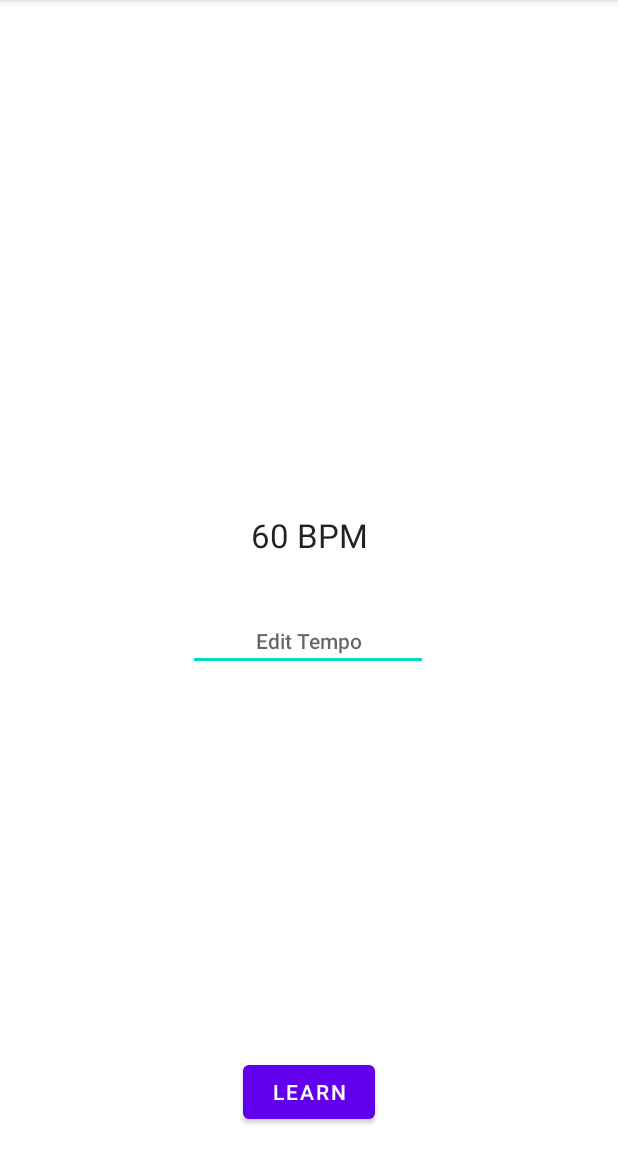
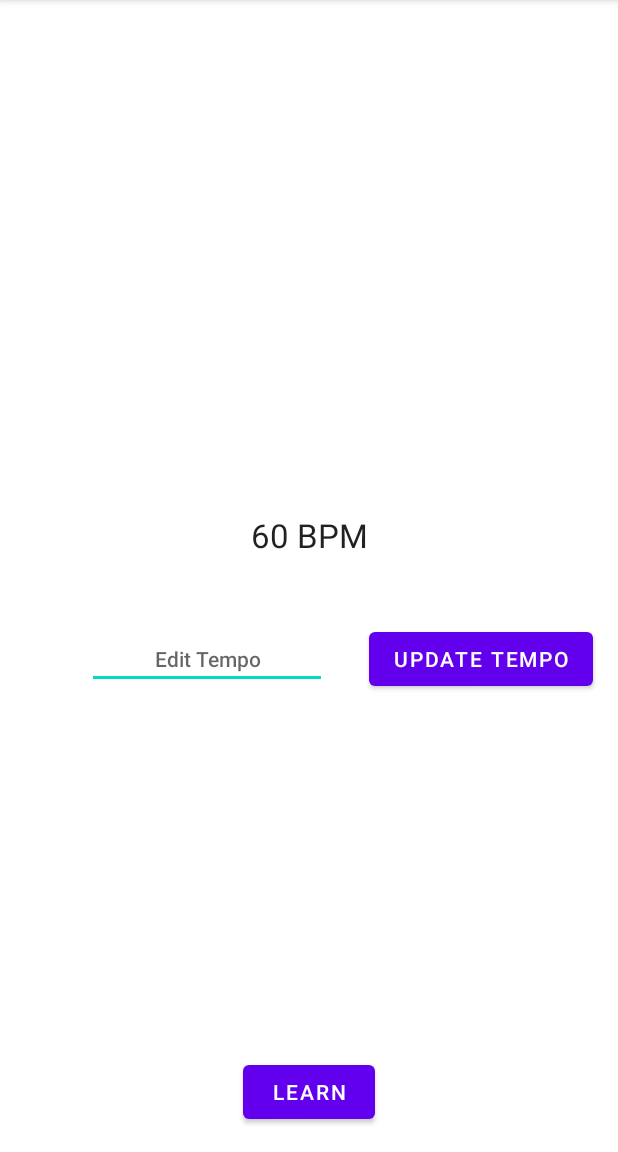
Before and after one commit to VeritasLiberat/Guitar-Trainer, an Android app: the screen it shows after launch (MainActivity), on a phone screen of 412 x 824 dp, the part 84-1236 px from its top. Run offline under Robolectric (Android 15) with nearby library versions, the phone set to English and light mode, and no system bars.

Commit message:
add process tempo change logic

```diff
--- a/app/src/main/java/com/example/guitartrainer/GuitarRunner.java
+++ b/app/src/main/java/com/example/guitartrainer/GuitarRunner.java
@@ -4,6 +4,7 @@ import android.content.Context;
 import android.media.MediaPlayer;
 import android.os.Message;
 import android.text.Editable;
+import android.view.View;
 import android.widget.EditText;
 
 import java.util.Random;
@@ -32,7 +33,7 @@ public class GuitarRunner implements Runnable {
         }
     }
 
-    public static int beatsPerMinute = 60;  // beats per minute
+    public static int beatsPerMinute = 60;
     public static int beatsPerMeasure = 4;
 
     public static final int millisecondsInAMinute = 60000;
@@ -45,14 +46,12 @@ public class GuitarRunner implements Runnable {
     static final float loudVolume = 1.0f;
     static final float normalVolume = 0.4f;
 
-
     ChordLegacy currentChord;
     ChordLegacy nextChord;
 
     Context context;
     MainActivity mainActivity;
     public MediaPlayer mediaPlayer;
-    EditText editTempo;
 
     GuitarRunner(Context context, MainActivity mainActivity) {
         currentChord = ChordLegacy.getRandomChord();
@@ -60,37 +59,21 @@ public class GuitarRunner implements Runnable {
         this.context = context;
         this.mainActivity = mainActivity;
         mediaPlayer = MediaPlayer.create(context, R.raw.metronome);
-        editTempo = mainActivity.findViewById(R.id.editTempo);
     }
 
     @Override
     public void run() {
-//        System.out.println("Current Beat" + currentBeat);
+        System.out.println("Current Beat" + currentBeat);
         playSound(currentBeat == 1);
         flashMetronome();
-        checkForTempoChange();
 
         if (currentBeat == 1) {
             changeChord();
-        } else if (currentBeat == beatsPerMeasure) {
+        } else if (currentBeat >= beatsPerMeasure) {
             currentBeat = 0;
         }
 
         currentBeat++;
-    }
-
-    private void checkForTempoChange() {
-        int userSetTempo;
-        try {
-            userSetTempo = Integer.getInteger(editTempo.getText().toString());
-        } catch (NullPointerException npe) {
-            return;
-        }
-        if (userSetTempo != beatsPerMinute) {
-            beatsPerMinute = userSetTempo;
-            mainActivity.scheduler.shutdown();
-            mainActivity.scheduler.scheduleAtFixedRate(this, 0, GuitarRunner.beatLengthMilli, TimeUnit.MILLISECONDS);
-        }
     }
 
     private void playSound(boolean playLoud) {
--- a/app/src/main/res/layout/activity_main.xml
+++ b/app/src/main/res/layout/activity_main.xml
@@ -49,16 +49,15 @@
         android:id="@+id/editTempo"
         android:layout_width="wrap_content"
         android:layout_height="wrap_content"
-        android:layout_marginTop="36dp"
         android:ems="10"
         android:hint="@string/edit_tempo_hint"
         android:inputType="number"
         android:textAlignment="center"
         android:textAppearance="@style/TextAppearance.AppCompat.Body2"
+        app:layout_constraintBaseline_toBaselineOf="@+id/updateTempo"
         app:layout_constraintEnd_toEndOf="parent"
-        app:layout_constraintHorizontal_bias="0.497"
-        app:layout_constraintStart_toStartOf="parent"
-        app:layout_constraintTop_toBottomOf="@+id/tempo" />
+        app:layout_constraintHorizontal_bias="0.23"
+        app:layout_constraintStart_toStartOf="parent" />
 
     <Button
         android:id="@+id/goToLearn"
@@ -72,4 +71,15 @@
         app:layout_constraintHorizontal_bias="0.5"
         app:layout_constraintStart_toStartOf="parent" />
 
+    <Button
+        android:id="@+id/updateTempo"
+        android:layout_width="wrap_content"
+        android:layout_height="wrap_content"
+        android:layout_marginStart="28dp"
+        android:layout_marginTop="44dp"
+        android:onClick="processTempoChange"
+        android:text="@string/update_tempo_button"
+        app:layout_constraintStart_toEndOf="@+id/editTempo"
+        app:layout_constraintTop_toBottomOf="@+id/tempo" />
+
 </androidx.constraintlayout.widget.ConstraintLayout>
--- a/app/src/main/res/values/strings.xml
+++ b/app/src/main/res/values/strings.xml
@@ -2,4 +2,5 @@
     <string name="app_name">Guitar Trainer</string>
     <string name="edit_tempo_hint">Edit Tempo</string>
     <string name="learn_button">Learn</string>
+    <string name="update_tempo_button">Update Tempo</string>
 </resources>
```
Also changed, not shown: app/build.gradle (+4 -4 lines), app/src/main/java/com/example/guitartrainer/MainActivity.java (+29 -0 lines).
